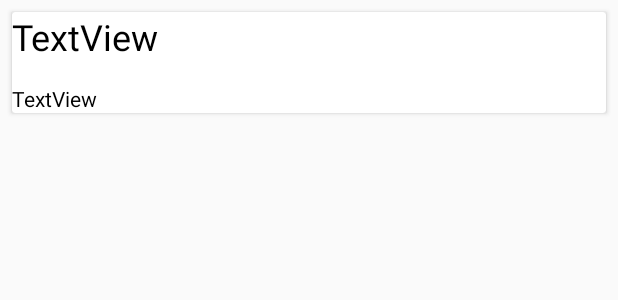
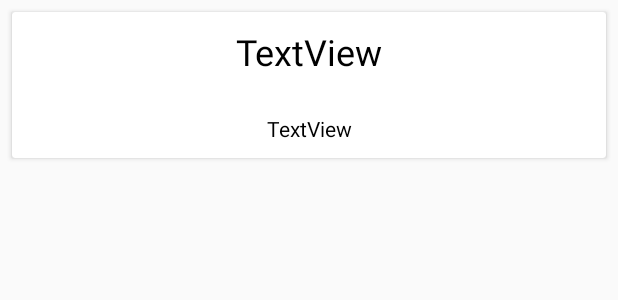
Before and after one commit to adityapatel-sudo/FlashcardApp, an Android app: the layout custom_cardlist_item_view.xml on its own in the app's theme, with its tools: preview values and no code run, on a phone screen of 412 x 824 dp. Shown: the top 300 px of the screen. Run offline under Robolectric (Android 15) with nearby library versions, the phone set to English and light mode, and no system bars.

```diff
--- a/app/src/main/res/layout/custom_cardlist_item_view.xml
+++ b/app/src/main/res/layout/custom_cardlist_item_view.xml
@@ -15,8 +15,14 @@
             android:id="@+id/cardName"
             android:layout_width="wrap_content"
             android:layout_height="48dp"
+            android:layout_marginStart="10dp"
+            android:layout_marginLeft="10dp"
+            android:layout_marginTop="10dp"
+            android:layout_marginEnd="10dp"
+            android:layout_marginRight="10dp"
             android:text="TextView"
             android:textSize="24sp"
+            app:layout_constraintEnd_toEndOf="parent"
             app:layout_constraintStart_toStartOf="parent"
             app:layout_constraintTop_toTopOf="parent" />
 
@@ -24,8 +30,16 @@
             android:id="@+id/cardDescription"
             android:layout_width="wrap_content"
             android:layout_height="wrap_content"
+            android:layout_marginStart="10dp"
+            android:layout_marginLeft="10dp"
+            android:layout_marginTop="10dp"
+            android:layout_marginEnd="10dp"
+            android:layout_marginRight="10dp"
+            android:layout_marginBottom="10dp"
             android:text="TextView"
             android:textSize="14sp"
+            app:layout_constraintBottom_toBottomOf="parent"
+            app:layout_constraintEnd_toEndOf="parent"
             app:layout_constraintStart_toStartOf="parent"
             app:layout_constraintTop_toBottomOf="@+id/cardName" />
 
```
Also changed, not shown: app/src/main/java/com/adityap/flashy_createflashcards/adapters/DeckListAdapterRecycler.kt (+23 -1 lines).
